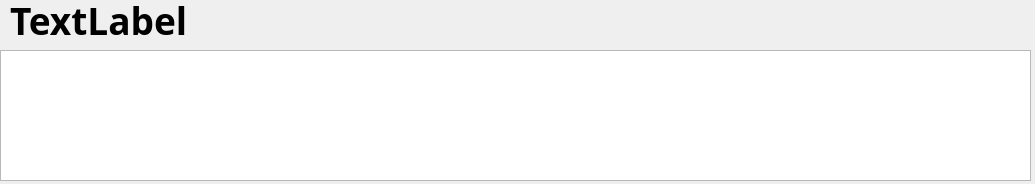
Qt form chipys-5e-tools/chipys_5e_tools/QT/gui_report.ui (iamchipy/chipys-5e-companion) before a commit.
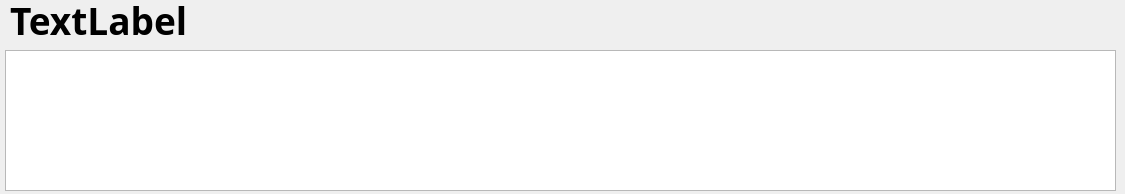
The same form after that commit.

Patch:
```diff
--- a/chipys-5e-tools/chipys_5e_tools/QT/gui_report.ui
+++ b/chipys-5e-tools/chipys_5e_tools/QT/gui_report.ui
@@ -6,29 +6,19 @@
    <rect>
     <x>0</x>
     <y>0</y>
-    <width>1035</width>
-    <height>184</height>
+    <width>1125</width>
+    <height>194</height>
    </rect>
   </property>
   <property name="windowTitle">
    <string>Form</string>
   </property>
-  <widget class="QTableWidget" name="report_table">
-   <property name="geometry">
-    <rect>
-     <x>0</x>
-     <y>50</y>
-     <width>1031</width>
-     <height>131</height>
-    </rect>
-   </property>
-  </widget>
   <widget class="QLabel" name="report_title">
    <property name="geometry">
     <rect>
      <x>10</x>
      <y>0</y>
-     <width>1021</width>
+     <width>1101</width>
      <height>41</height>
     </rect>
    </property>
@@ -44,6 +34,16 @@
     <string>TextLabel</string>
    </property>
   </widget>
+  <widget class="QTableView" name="report_table">
+   <property name="geometry">
+    <rect>
+     <x>5</x>
+     <y>50</y>
+     <width>1111</width>
+     <height>141</height>
+    </rect>
+   </property>
+  </widget>
  </widget>
  <resources/>
  <connections/>
```
